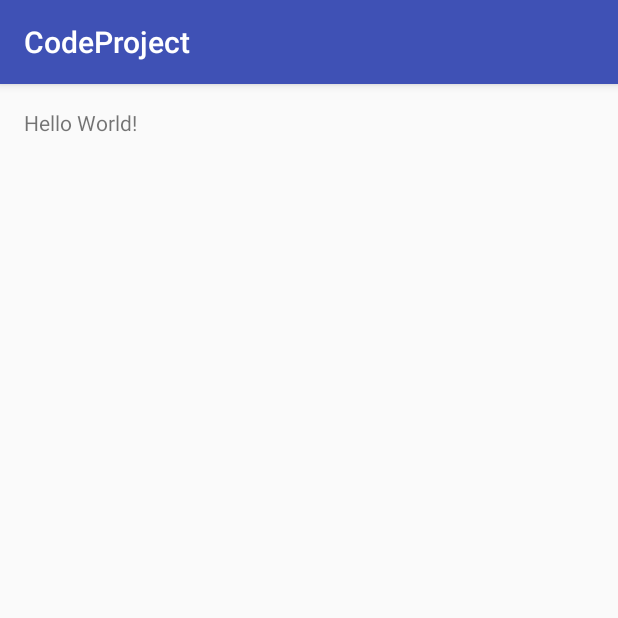
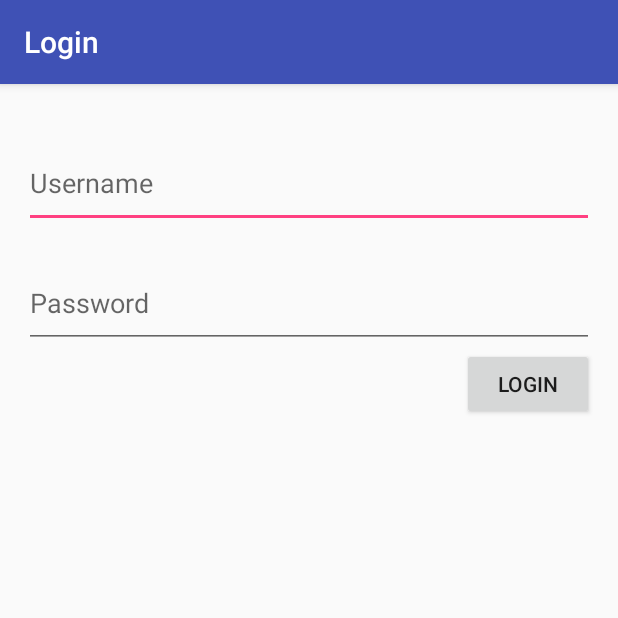
Before and after one commit to fredkobo/tangent-code-project, an Android app: the screen it shows after launch (LoginActivity), on a phone screen of 412 x 824 dp, the top half of it. Run offline under Robolectric (Android 15) with nearby library versions, the phone set to English and light mode, and no system bars.

Commit message:
Initial work for authentication. Added activity and presenter.

```diff
--- a/app/src/main/java/fredkobo/co/za/codeproject/LoginActivity.java
+++ /dev/null
@@ -1,13 +0,0 @@
-package fredkobo.co.za.codeproject;
-
-import android.support.v7.app.AppCompatActivity;
-import android.os.Bundle;
-
-public class LoginActivity extends AppCompatActivity {
-
-    @Override
-    protected void onCreate(Bundle savedInstanceState) {
-        super.onCreate(savedInstanceState);
-        setContentView(R.layout.activity_login);
-    }
-}
--- /dev/null
+++ b/app/src/main/java/fredkobo/co/za/codeproject/presentation/login/AuthenticationResponseListener.java
@@ -0,0 +1,9 @@
+package fredkobo.co.za.codeproject.presentation.login;
+
+/**
+ * Created by frederickkobo on 2017/01/31.
+ */
+public interface AuthenticationResponseListener {
+    void onAuthenticationSuccess(String token);
+    void onAuthenticationFailure(String failureMessage);
+}
--- /dev/null
+++ b/app/src/main/java/fredkobo/co/za/codeproject/presentation/login/LoginActivity.java
@@ -0,0 +1,52 @@
+package fredkobo.co.za.codeproject.presentation.login;
+
+import android.os.Bundle;
+import android.support.annotation.Nullable;
+import android.support.v7.app.AppCompatActivity;
+import android.view.View;
+import android.widget.Button;
+import android.widget.EditText;
+import android.widget.TextView;
+
+import fredkobo.co.za.codeproject.R;
+
+
+public class LoginActivity extends AppCompatActivity implements LoginView {
+
+    private LoginPresenter loginPresenter;
+    private EditText edUsername;
+    private EditText edPassword;
+    private TextView tvErrorText;
+    private Button btnLogin;
+
+    @Override
+    protected void onCreate(@Nullable Bundle savedInstanceState) {
+        super.onCreate(savedInstanceState);
+        setContentView(R.layout.activity_login);
+
+        loginPresenter = new LoginPresenter(this);
+
+        edUsername = (EditText) findViewById(R.id.ed_username);
+        edPassword = (EditText) findViewById(R.id.ed_password);
+        tvErrorText = (TextView) findViewById(R.id.tv_error_text);
+        btnLogin = (Button) findViewById(R.id.btn_login);
+
+        btnLogin.setOnClickListener(new View.OnClickListener() {
+            @Override
+            public void onClick(View view) {
+                loginPresenter.login(edUsername.getText().toString(), edPassword.getText().toString());
+            }
+        });
+    }
+
+    @Override
+    public void showLoginFailureMessage(String failureMessage) {
+        tvErrorText.setText(failureMessage);
+        tvErrorText.setVisibility(View.VISIBLE);
+    }
+
+    @Override
+    public void authenticationSuccessful(String token) {
+        // TODO proceed to next screen
+    }
+}
--- /dev/null
+++ b/app/src/main/java/fredkobo/co/za/codeproject/presentation/login/LoginPresenter.java
@@ -0,0 +1,32 @@
+package fredkobo.co.za.codeproject.presentation.login;
+
+import fredkobo.co.za.codeproject.domain.AuthenticationRequestTask;
+
+/**
+ * Created by frederickkobo on 2017/01/31.
+ */
+
+public class LoginPresenter implements LoginPresenterInterface, AuthenticationResponseListener {
+
+    private LoginView loginView;
+
+    public LoginPresenter(LoginView loginView) {
+        this.loginView = loginView;
+    }
+
+    @Override
+    public void login(String username, String password) {
+        AuthenticationRequestTask authenticationRequestTask = new AuthenticationRequestTask(username, password, this);
+        authenticationRequestTask.execute();
+    }
+
+    @Override
+    public void onAuthenticationSuccess(String token) {
+
+    }
+
+    @Override
+    public void onAuthenticationFailure(String failureMessage) {
+
+    }
+}
--- /dev/null
+++ b/app/src/main/java/fredkobo/co/za/codeproject/presentation/login/LoginPresenterInterface.java
@@ -0,0 +1,8 @@
+package fredkobo.co.za.codeproject.presentation.login;
+
+/**
+ * Created by frederickkobo on 2017/01/31.
+ */
+public interface LoginPresenterInterface {
+    void login(String username, String password);
+}
--- /dev/null
+++ b/app/src/main/java/fredkobo/co/za/codeproject/presentation/login/LoginView.java
@@ -0,0 +1,10 @@
+package fredkobo.co.za.codeproject.presentation.login;
+
+/**
+ * Created by frederickkobo on 2017/01/31.
+ */
+
+public interface LoginView {
+   void  showLoginFailureMessage(String failureMessage);
+   void  authenticationSuccessful(String token);
+}
--- a/app/src/main/res/layout/activity_login.xml
+++ b/app/src/main/res/layout/activity_login.xml
@@ -8,10 +8,42 @@
     android:paddingLeft="@dimen/activity_horizontal_margin"
     android:paddingRight="@dimen/activity_horizontal_margin"
     android:paddingTop="@dimen/activity_vertical_margin"
-    tools:context="fredkobo.co.za.codeproject.LoginActivity">
+    tools:context="fredkobo.co.za.codeproject.presentation.login.LoginActivity">
+
+    <LinearLayout
+        android:id="@+id/credential_edit_texts"
+        android:layout_width="match_parent"
+        android:layout_height="wrap_content"
+        android:orientation="vertical"
+        android:layout_marginTop="20dp">
+
+        <EditText
+            android:id="@+id/ed_username"
+            android:layout_width="match_parent"
+            android:layout_height="60dp"
+            android:hint="@string/username"/>
+
+        <EditText
+            android:id="@+id/ed_password"
+            android:layout_width="match_parent"
+            android:layout_height="60dp"
+            android:hint="@string/password"
+            android:inputType="textPassword"
+            android:layout_marginTop="20dp"/>
+    </LinearLayout>
 
     <TextView
+        android:id="@+id/tv_error_text"
         android:layout_width="wrap_content"
         android:layout_height="wrap_content"
-        android:text="Hello World!" />
+        tools:text="@string/error_text"
+        android:layout_below="@id/credential_edit_texts"/>
+
+    <Button
+        android:id="@+id/btn_login"
+        android:layout_width="wrap_content"
+        android:layout_height="wrap_content"
+        android:text="Login"
+        android:layout_below="@id/credential_edit_texts"
+        android:layout_alignParentRight="true"/>
 </RelativeLayout>
--- a/app/src/main/res/values/strings.xml
+++ b/app/src/main/res/values/strings.xml
@@ -1,3 +1,7 @@
 <resources>
     <string name="app_name">CodeProject</string>
+    <string name="username">Username</string>
+    <string name="password">Password</string>
+    <string name="error_text">error text</string>
+    <string name="login">Login</string>
 </resources>
```
Also changed, not shown: app/src/main/AndroidManifest.xml (+6 -2 lines), app/src/main/java/fredkobo/co/za/codeproject/domain/AuthenticationRequestTask.java (added, +82 -0 lines), app/src/main/java/fredkobo/co/za/codeproject/framework/ServiceConfigConstants.java (added, +10 -0 lines).
